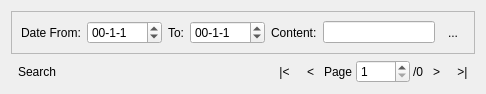
Before: the Qt Designer form APP/src/messenger/imclient/chatwindow/messagehistoryview.ui in RallyWRT/qtapplications, drawn with Qt 5.
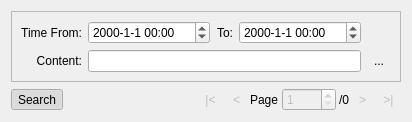
After: the same form once the commit is applied. Icons and pictures are not drawn.

```diff
--- a/APP/src/messenger/imclient/chatwindow/messagehistoryview.ui
+++ b/APP/src/messenger/imclient/chatwindow/messagehistoryview.ui
@@ -6,8 +6,8 @@
    <rect>
     <x>0</x>
     <y>0</y>
-    <width>486</width>
-    <height>92</height>
+    <width>412</width>
+    <height>121</height>
    </rect>
   </property>
   <property name="sizePolicy">
@@ -28,61 +28,38 @@
      <property name="frameShadow">
       <enum>QFrame::Raised</enum>
      </property>
-     <layout class="QHBoxLayout" name="horizontalLayout_2">
-      <item>
+     <layout class="QGridLayout" name="gridLayout">
+      <item row="0" column="0">
        <widget class="QLabel" name="label_3">
         <property name="text">
-         <string>Date From:</string>
+         <string>Time From:</string>
         </property>
-       </widget>
-      </item>
-      <item>
-       <widget class="QDateEdit" name="dateEditStartDate">
-        <property name="toolTip">
-         <string>Date Format:Year-Month-Day</string>
+        <property name="alignment">
+         <set>Qt::AlignRight|Qt::AlignTrailing|Qt::AlignVCenter</set>
         </property>
-        <property name="whatsThis">
-         <string>Date Format:Year-Month-Day</string>
-        </property>
-        <property name="currentSection">
-         <enum>QDateTimeEdit::YearSection</enum>
-        </property>
-        <property name="displayFormat">
-         <string>yy-M-d</string>
-        </property>
        </widget>
       </item>
-      <item>
+      <item row="0" column="2">
        <widget class="QLabel" name="label_2">
         <property name="text">
          <string>To:</string>
         </property>
-       </widget>
-      </item>
-      <item>
-       <widget class="QDateEdit" name="dateEditEndDate">
-        <property name="toolTip">
-         <string>Date Format:Year-Month-Day</string>
+        <property name="alignment">
+         <set>Qt::AlignRight|Qt::AlignTrailing|Qt::AlignVCenter</set>
         </property>
-        <property name="whatsThis">
-         <string>Date Format:Year-Month-Day</string>
-        </property>
-        <property name="currentSection">
-         <enum>QDateTimeEdit::YearSection</enum>
-        </property>
-        <property name="displayFormat">
-         <string>yy-M-d</string>
-        </property>
        </widget>
       </item>
-      <item>
+      <item row="1" column="0">
        <widget class="QLabel" name="labelContent">
         <property name="text">
          <string>Content:</string>
         </property>
+        <property name="alignment">
+         <set>Qt::AlignRight|Qt::AlignTrailing|Qt::AlignVCenter</set>
+        </property>
        </widget>
       </item>
-      <item>
+      <item row="1" column="1" colspan="3">
        <widget class="QLineEdit" name="lineEditContent">
         <property name="sizePolicy">
          <sizepolicy hsizetype="MinimumExpanding" vsizetype="Fixed">
@@ -92,7 +69,7 @@
         </property>
        </widget>
       </item>
-      <item>
+      <item row="1" column="4">
        <widget class="QToolButton" name="toolButtonSearch">
         <property name="toolTip">
          <string>Search</string>
@@ -112,6 +89,38 @@
         </property>
        </widget>
       </item>
+      <item row="0" column="1">
+       <widget class="QDateTimeEdit" name="dateTimeEditStartTime">
+        <property name="toolTip">
+         <string>Date Format:Year-Month-Day</string>
+        </property>
+        <property name="whatsThis">
+         <string>Date Format:Year-Month-Day</string>
+        </property>
+        <property name="currentSection">
+         <enum>QDateTimeEdit::YearSection</enum>
+        </property>
+        <property name="displayFormat">
+         <string>yyyy-M-d hh:mm</string>
+        </property>
+       </widget>
+      </item>
+      <item row="0" column="3">
+       <widget class="QDateTimeEdit" name="dateTimeEditEndTime">
+        <property name="toolTip">
+         <string>Date Format:Year-Month-Day</string>
+        </property>
+        <property name="whatsThis">
+         <string>Date Format:Year-Month-Day</string>
+        </property>
+        <property name="currentSection">
+         <enum>QDateTimeEdit::YearSection</enum>
+        </property>
+        <property name="displayFormat">
+         <string>yyyy-M-d hh:mm</string>
+        </property>
+       </widget>
+      </item>
      </layout>
     </widget>
    </item>
@@ -136,7 +145,7 @@
         <bool>true</bool>
        </property>
        <property name="checked">
-        <bool>false</bool>
+        <bool>true</bool>
        </property>
        <property name="toolButtonStyle">
         <enum>Qt::ToolButtonTextBesideIcon</enum>
@@ -161,6 +170,9 @@
      </item>
      <item>
       <widget class="QToolButton" name="toolButtonFirstPage">
+       <property name="enabled">
+        <bool>false</bool>
+       </property>
        <property name="toolTip">
         <string>First Page</string>
        </property>
@@ -174,6 +186,9 @@
      </item>
      <item>
       <widget class="QToolButton" name="toolButtonPreviousPage">
+       <property name="enabled">
+        <bool>false</bool>
+       </property>
        <property name="toolTip">
         <string>Previous Page</string>
        </property>
@@ -194,6 +209,9 @@
      </item>
      <item>
       <widget class="QSpinBox" name="spinBoxPageIndex">
+       <property name="enabled">
+        <bool>false</bool>
+       </property>
        <property name="toolTip">
         <string>Current Page Number</string>
        </property>
@@ -214,6 +232,9 @@
      </item>
      <item>
       <widget class="QToolButton" name="toolButtonNextPage">
+       <property name="enabled">
+        <bool>false</bool>
+       </property>
        <property name="toolTip">
         <string>Next Page</string>
        </property>
@@ -227,6 +248,9 @@
      </item>
      <item>
       <widget class="QToolButton" name="toolButtonLastPage">
+       <property name="enabled">
+        <bool>false</bool>
+       </property>
        <property name="toolTip">
         <string>Last Page</string>
        </property>
```
Left out of the diff: 8 changed lines with no effect on the pictures.
